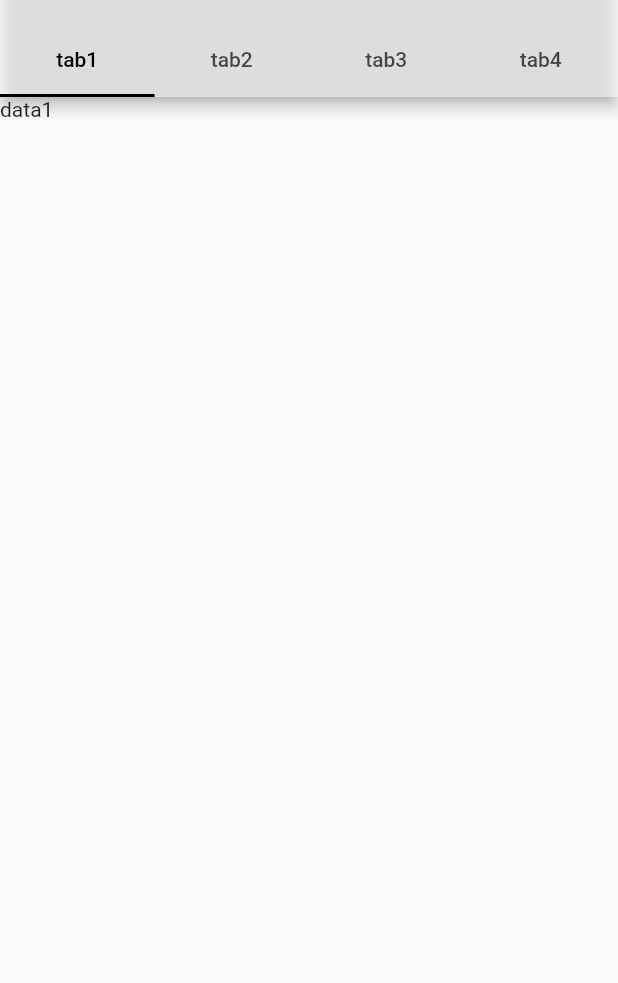
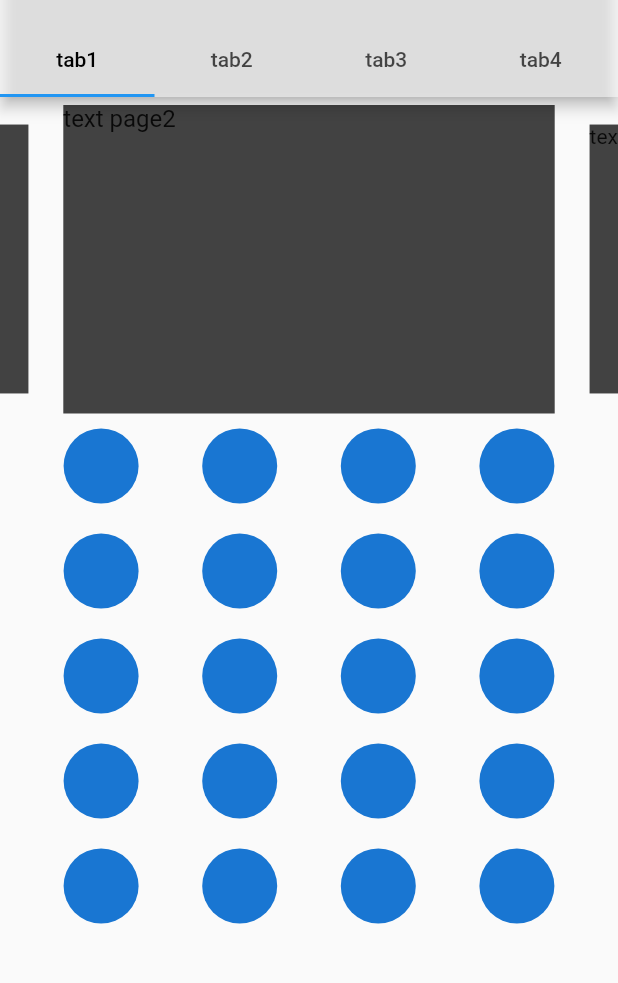
Before and after one commit to Najla-88/Ninja-In, a Flutter app: the screen it shows after launch, in the side drawer, after a tap on the "search" icon, on a phone screen of 412 x 824 dp, the part 59-1042 px from its top. Run offline on Flutter 3.47's test engine with Material 2 defaults, Android fonts, the phone set to English and light mode, and no system bars; drawn by our look-alikes of carousel_slider.

Commit message:
drawer, slider, circle-products-imgs, theme

```diff
--- /dev/null
+++ b/lib/app_drawer.dart
@@ -0,0 +1,123 @@
+import 'package:flutter/material.dart';
+
+// import '../theme.dart';
+
+class AppDrawer extends StatefulWidget {
+  final List<String> drawerItems;
+  final int selectedIndex;
+  final Function(int) onItemTapped;
+  const AppDrawer({
+    Key? key,
+    required this.drawerItems,
+    required this.selectedIndex,
+    required this.onItemTapped,
+    // required this.onThemeChanged,
+  }) : super(key: key);
+  // Function onThemeChanged;
+
+  @override
+  State<AppDrawer> createState() => _AppDrawerState();
+  // _AppDrawerState(onThemeChanged: onThemeChanged);
+}
+
+class _AppDrawerState extends State<AppDrawer> {
+  // _AppDrawerState({required this.onThemeChanged});
+  // Function onThemeChanged;
+  bool isDayMode = true;
+
+  void toggleMode() {
+    // onThemeChanged(!MyThemes.isDark);
+    setState(() {
+      isDayMode = !isDayMode;
+    });
+  }
+
+  @override
+  Widget build(BuildContext context) {
+    return Drawer(
+      child: ListView(
+        children: [
+          DrawerHeader(
+            decoration: const BoxDecoration(
+              border: Border(
+                bottom: BorderSide(
+                  width: 1.0,
+                  color: Colors.grey,
+                ),
+              ),
+            ),
+            child: Column(
+              crossAxisAlignment: CrossAxisAlignment.start,
+              children: [
+                const CircleAvatar(
+                  radius: 40,
+                  // backgroundImage: AssetImage('assets/profile_image.jpg'),
+                ),
+                const SizedBox(height: 10),
+                Column(
+                  children: [
+                    Row(
+                      mainAxisAlignment: MainAxisAlignment.spaceBetween,
+                      children: [
+                        const Column(
+                          crossAxisAlignment: CrossAxisAlignment.start,
+                          children: [
+                            Text(
+                              'Neejo Dattebayo',
+                              style: TextStyle(
+                                fontSize: 18,
+                                fontWeight: FontWeight.bold,
+                              ),
+                            ),
+                            Text(
+                              'neejo-ninja@example.com',
+                              style: TextStyle(
+                                fontSize: 14,
+                              ),
+                            ),
+                          ],
+                        ),
+                        GestureDetector(
+                          onTap: toggleMode,
+                          child: SizedBox(
+                            width: 20.0,
+                            height: 20.0,
+                            child: Icon(
+                              isDayMode
+                                  ? Icons.wb_sunny
+                                  : Icons.nightlight_round,
+                              color: Colors.black,
+                              size: 32.0,
+                            ),
+                          ),
+                        ),
+                      ],
+                    ),
+                  ],
+                ),
+              ],
+            ),
+          ),
+          ListView.builder(
+            shrinkWrap: true,
+            itemCount: widget.drawerItems.length,
+            itemBuilder: (context, index) {
+              final item = widget.drawerItems[index];
+
+              return ListTile(
+                title: Text(item),
+                selected: widget.selectedIndex == index,
+                // tileColor: selectedIndex == index ? Colors.grey[600] : null,
+                textColor: Colors.grey[600],
+                onTap: () {
+                  widget.onItemTapped(index);
+                  Navigator.pop(context);
+                },
+              );
+            },
+          ),
+        ],
+      ),
+    );
+  }
+}
--- /dev/null
+++ b/lib/circule_products.dart
@@ -0,0 +1,97 @@
+import 'package:flutter/material.dart';
+
+Widget CirculeProducts() {
+  return Column(
+    mainAxisAlignment: MainAxisAlignment.spaceEvenly,
+    children: [
+      ListView.builder(
+          shrinkWrap: true, // Allow the ListView to take up the available space
+          physics: const NeverScrollableScrollPhysics(),
+          itemCount: 5,
+          itemBuilder: (context, index) {
+            return Container(
+              margin: const EdgeInsets.all(5),
+              child: Row(
+                mainAxisAlignment: MainAxisAlignment.spaceEvenly,
+                children: [
+                  Container(
+                    margin: const EdgeInsets.all(5),
+                    child: const CircleAvatar(
+                      maxRadius: 25,
+                    ),
+                  ),
+                  Container(
+                    margin: const EdgeInsets.all(5),
+                    child: const CircleAvatar(
+                      maxRadius: 25,
+                    ),
+                  ),
+                  Container(
+                    margin: const EdgeInsets.all(5),
+                    child: const CircleAvatar(
+                      maxRadius: 25,
+                    ),
+                  ),
+                  Container(
+                    margin: const EdgeInsets.all(5),
+                    child: const CircleAvatar(
+                      maxRadius: 25,
+                    ),
+                  ),
+                ],
+              ),
+            );
+            ;
+          }),
+    ],
+  );
+}
+
+
+// class CirculeProducts extends StatelessWidget {
+  // const CirculeProducts({super.key});
+
+  // @override
+  // Widget build(BuildContext context) {
+  //   return Expanded(
+  //     child: ListView.builder(
+  //       itemCount: 11,
+  //       itemBuilder: (context, index) {
+  //         return ListTile(
+  //           title: Text('index = $index'),
+  //         );
+  //       },
+  //     ),
+  //   );
+
+    //     Container(
+    //   // color: Colors.amber,
+    //   child: Column(
+    //     mainAxisAlignment: MainAxisAlignment.spaceEvenly,
+    //     children: [
+    //       Container(
+    //         margin: EdgeInsets.all(10),
+    //         child: Column(
+    //           mainAxisAlignment: MainAxisAlignment.spaceEvenly,
+    //           children: [
+    //             Row(
+    //               mainAxisAlignment: MainAxisAlignment.spaceEvenly,
+    //               children: [
+    //                 Row(
+    //                   mainAxisAlignment: MainAxisAlignment.center,
+    //                   children: [
+    //                     Container(
+    //                       child: CircleAvatar(),
+    //                     ),
+    //                   ],
+    //                 ),
+    //               ],
+    //             ),
+    //           ],
+    //         ),
+    //       ),
+    //     ],
+    //   ),
+    // );
+//   }
+// }
--- a/lib/main.dart
+++ b/lib/main.dart
@@ -1,6 +1,21 @@
 import 'package:flutter/material.dart';
-import 'package:ninjain/sharedFiles/my_app.dart';
+import 'package:ninjain/my_home_page.dart';
+import 'package:ninjain/theme.dart';
 
 void main() {
-  runApp(MyApp());
+  runApp(const MyApp());
 }
+
+class MyApp extends StatelessWidget {
+  const MyApp({Key? key}) : super(key: key);
+  @override
+  Widget build(BuildContext context) {
+    return MaterialApp(
+      title: 'Ninja-In',
+      theme: MyThemes.isDark ? MyThemes.darkTheme : MyThemes.lightTheme,
+
+      home: const MyHomePage(title: 'Ninja-In'),
+      // home: ScrollableAvatarList(),
+    );
+  }
+}
--- /dev/null
+++ b/lib/my_home_page.dart
@@ -0,0 +1,112 @@
+import 'package:flutter/material.dart';
+import 'package:ninjain/circule_products.dart';
+import 'package:ninjain/theme.dart';
+import '../slider.dart';
+import 'app_drawer.dart';
+
+class MyHomePage extends StatefulWidget {
+  const MyHomePage({Key? key, required this.title}) : super(key: key);
+  final String title;
+
+  @override
+  State<MyHomePage> createState() => _MyHomePageState();
+}
+
+class _MyHomePageState extends State<MyHomePage> {
+  int _selectedIndex = 0;
+  final List<String> items = ['Home', 'page1', 'page2'];
+  final List<String> tabs = ['tab1', 'tab2', 'tab3', 'tab4'];
+
+  void _onItemTapped(int index) {
+    setState(() {
+      _selectedIndex = index;
+    });
+  }
+
+  void _onThemeChanged(bool isDark) {
+    MyThemes.isDark = isDark;
+    setState(() {});
+    print('_onThemeChanged');
+  }
+
+  @override
+  Widget build(BuildContext context) {
+    return DefaultTabController(
+      length: tabs.length,
+      child: Scaffold(
+        appBar: AppBar(
+          title: Text(
+            widget.title,
+            style: const TextStyle(
+              fontWeight: FontWeight.bold,
+            ),
+          ),
+          actions: [
+            IconButton(
+              icon: const Icon(
+                Icons.search,
+              ),
+              onPressed: () {},
+            ),
+          ],
+          bottom: TabBar(
+            // indicatorColor: Colors.black,
+            // // labelColor: Colors.black,
+            // indicatorColor: Colors.white,
+            // labelColor: Colors.white,
+            tabs: tabs
+                .map((tab) => Tab(
+                      child: Text(tab),
+                    ))
+                .toList(),
+          ),
+        ),
+        drawer: AppDrawer(
+          drawerItems: items,
+          selectedIndex: _selectedIndex,
+          onItemTapped: _onItemTapped,
+          // onThemeChanged: _onThemeChanged,
+        ),
+        body: TabBarView(
+          children: [
+            Container(
+              margin: const EdgeInsets.symmetric(horizontal: 0, vertical: 5),
+              child: ListView(
+                children: [
+                  MySlider(sliderItems: items),
+                  CirculeProducts(),
+                ],
+              ),
+            ),
+            const Column(
+              children: [
+                ListTile(
+                  tileColor: Colors.amber,
+                  title: Text(
+                    'Neejo Dattebayo',
+                    style: TextStyle(
+                      fontSize: 18,
+                      fontWeight: FontWeight.bold,
+                    ),
+                  ),
+                  subtitle: Text(
+                    'neejo-ninja@example.com',
+                    style: TextStyle(
+                      fontSize: 14,
+                    ),
+                  ),
+                ),
+              ],
+            ),
+            ListView(
+              children: [
+                CirculeProducts(),
+              ],
+            ),
+            const Text('data4'),
+          ],
+        ),
+      ),
+    );
+  }
+}
--- a/lib/sharedFiles/app_drawer.dart
+++ /dev/null
@@ -1,54 +0,0 @@
-import 'package:flutter/material.dart';
-import 'package:ninjain/sharedFiles/profile_header.dart';
-
-class AppDrawer extends StatelessWidget {
-  final List<String> drawerItems;
-  final int selectedIndex;
-  final Function(int) onItemTapped;
-
-  const AppDrawer({
-    Key? key,
-    required this.drawerItems,
-    required this.selectedIndex,
-    required this.onItemTapped,
-  }) : super(key: key);
-
-  @override
-  Widget build(BuildContext context) {
-    return Drawer(
-      child: ListView(
-        children: [
-          const DrawerHeader(
-            decoration: BoxDecoration(
-              border: Border(
-                bottom: BorderSide(
-                  width: 1.0,
-                  color: Colors.grey,
-                ),
-              ),
-            ),
-            child: ProfileHeader(),
-          ),
-          ListView.builder(
-            shrinkWrap: true,
-            itemCount: drawerItems.length,
-            itemBuilder: (context, index) {
-              final item = drawerItems[index];
-
-              return ListTile(
-                title: Text(item),
-                selected: selectedIndex == index,
-                // tileColor: selectedIndex == index ? Colors.grey[600] : null,
-                textColor: Colors.grey[600],
-                onTap: () {
-                  onItemTapped(index);
-                  Navigator.pop(context);
-                },
-              );
-            },
-          ),
-        ],
-      ),
-    );
-  }
-}
--- a/lib/sharedFiles/my_app.dart
+++ /dev/null
@@ -1,34 +0,0 @@
-import 'package:flutter/material.dart';
-import 'my_home_page.dart';
-
-class MyApp extends StatelessWidget {
-  MyApp({Key? key}) : super(key: key);
-
-  final ThemeData darkTheme = ThemeData(
-      appBarTheme: const AppBarTheme(
-        // actionsIconTheme: IconThemeData(color: Colors.black),
-        iconTheme: IconThemeData(color: Colors.white),
-        titleTextStyle: TextStyle(color: Colors.white, fontSize: 20),
-        color: Colors.black12,
-      ),
-      colorScheme: const ColorScheme.dark().copyWith(primary: Colors.white));
-
-  final ThemeData lightTheme = ThemeData(
-      appBarTheme: const AppBarTheme(
-        // actionsIconTheme: IconThemeData(color: Colors.black),
-        iconTheme: IconThemeData(color: Colors.black),
-        titleTextStyle: TextStyle(color: Colors.black, fontSize: 20),
-        color: Colors.white54, //<-- SEE HERE
-      ),
-      colorScheme: const ColorScheme.light().copyWith(primary: Colors.black));
-
-  @override
-  Widget build(BuildContext context) {
-    return MaterialApp(
-      title: 'Ninja-In',
-      // theme: darkTheme,
-      theme: lightTheme,
-      home: const MyHomePage(title: 'Ninja-In'),
-    );
-  }
-}
--- a/lib/sharedFiles/my_home_page.dart
+++ /dev/null
@@ -1,69 +0,0 @@
-import 'package:flutter/material.dart';
-import 'app_drawer.dart';
-
-// home page widget
-class MyHomePage extends StatefulWidget {
-  const MyHomePage({Key? key, required this.title}) : super(key: key);
-  final String title;
-
-  @override
-  State<MyHomePage> createState() => _MyHomePageState();
-}
-
-class _MyHomePageState extends State<MyHomePage> {
-  int _selectedIndex = 0;
-  final List<String> items = ['Home', 'page1', 'page2'];
-  final List<String> tabs = ['tab1', 'tab2', 'tab3', 'tab4'];
-
-  void _onItemTapped(int index) {
-    setState(() {
-      _selectedIndex = index;
-    });
-  }
-
-  @override
-  Widget build(BuildContext context) {
-    return DefaultTabController(
-      length: tabs.length,
-      child: Scaffold(
-          appBar: AppBar(
-            title: Text(
-              widget.title,
-              style: const TextStyle(
-                fontWeight: FontWeight.bold,
-              ),
-            ),
-            actions: [
-              IconButton(
-                icon: const Icon(
-                  Icons.search,
-                ),
-                onPressed: () {},
-              ),
-            ],
-            bottom: TabBar(
-              indicatorColor: Colors.black,
-              labelColor: Colors.black,
-              tabs: tabs
-                  .map((tab) => Tab(
-                        child: Text(tab),
-                      ))
-                  .toList(),
-            ),
-          ),
-          drawer: AppDrawer(
-            drawerItems: items,
-            selectedIndex: _selectedIndex,
-            onItemTapped: _onItemTapped,
-          ),
-          body: TabBarView(
-            children: [
-              Text('data1'),
-              Text('data2'),
-              Text('data3'),
-              Text('data4'),
-            ],
-          )),
-    );
-  }
-}
--- a/lib/sharedFiles/profile_header.dart
+++ /dev/null
@@ -1,31 +0,0 @@
-import 'package:flutter/material.dart';
-
-class ProfileHeader extends StatelessWidget {
-  const ProfileHeader({Key? key}) : super(key: key);
-  @override
-  Widget build(BuildContext context) {
-    return const Column(
-      crossAxisAlignment: CrossAxisAlignment.start,
-      children: [
-        CircleAvatar(
-          radius: 40,
-          // backgroundImage: AssetImage('assets/profile_image.jpg'),
-        ),
-        SizedBox(height: 10),
-        Text(
-          'John Doe',
-          style: TextStyle(
-            fontSize: 18,
-            fontWeight: FontWeight.bold,
-          ),
-        ),
-        Text(
-          'john.doe@example.com',
-          style: TextStyle(
-            fontSize: 14,
-          ),
-        ),
-      ],
-    );
-  }
-}
--- /dev/null
+++ b/lib/slider.dart
@@ -0,0 +1,34 @@
+import 'package:carousel_slider/carousel_slider.dart';
+import 'package:flutter/material.dart';
+
+class MySlider extends StatelessWidget {
+  const MySlider({super.key, required this.sliderItems});
+  final List<String> sliderItems;
+
+  @override
+  Widget build(BuildContext context) {
+    final screenHeight = MediaQuery.of(context).size.height;
+    return CarouselSlider(
+      options: CarouselOptions(
+        height: screenHeight * 0.25,
+        enlargeCenterPage: true,
+        initialPage: 2,
+        autoPlay: true,
+      ),
+      items: sliderItems.map((i) {
+        return Builder(
+          builder: (BuildContext context) {
+            return Container(
+                width: MediaQuery.of(context).size.width,
+                margin: const EdgeInsets.symmetric(horizontal: 1.0),
+                decoration: BoxDecoration(color: Colors.grey[800]),
+                child: Text(
+                  'text $i',
+                  style: const TextStyle(fontSize: 16.0),
+                ));
+          },
+        );
+      }).toList(),
+    );
+  }
+}
--- /dev/null
+++ b/lib/theme.dart
@@ -0,0 +1,38 @@
+import 'package:flutter/material.dart';
+
+class MyThemes {
+  static bool isDark = true;
+  static final lightTheme = ThemeData(
+    appBarTheme: const AppBarTheme(
+      iconTheme: IconThemeData(
+        color: Colors.white,
+      ),
+      titleTextStyle: TextStyle(
+        color: Colors.white,
+        fontSize: 20,
+      ),
+      color: Colors.black12,
+    ),
+    tabBarTheme: const TabBarTheme(
+      labelColor: Colors.white,
+      // indicatorColor: Colors.white,// doesnt work -_-
+    ),
+  );
+
+  static final darkTheme = ThemeData(
+    appBarTheme: const AppBarTheme(
+      iconTheme: IconThemeData(
+        color: Colors.black,
+      ),
+      titleTextStyle: TextStyle(
+        color: Colors.black,
+        fontSize: 20,
+      ),
+      color: Colors.white54,
+    ),
+    tabBarTheme: const TabBarTheme(
+      labelColor: Colors.black,
+      // indicatorColor: Colors.black,
+    ),
+  );
+}
--- a/pubspec.yaml
+++ b/pubspec.yaml
@@ -35,6 +35,7 @@ dependencies:
   # The following adds the Cupertino Icons font to your application.
   # Use with the CupertinoIcons class for iOS style icons.
   cupertino_icons: ^1.0.2
+  carousel_slider: ^4.2.1
 
 dev_dependencies:
   flutter_test:
```
Also changed, not shown: pubspec.lock.
